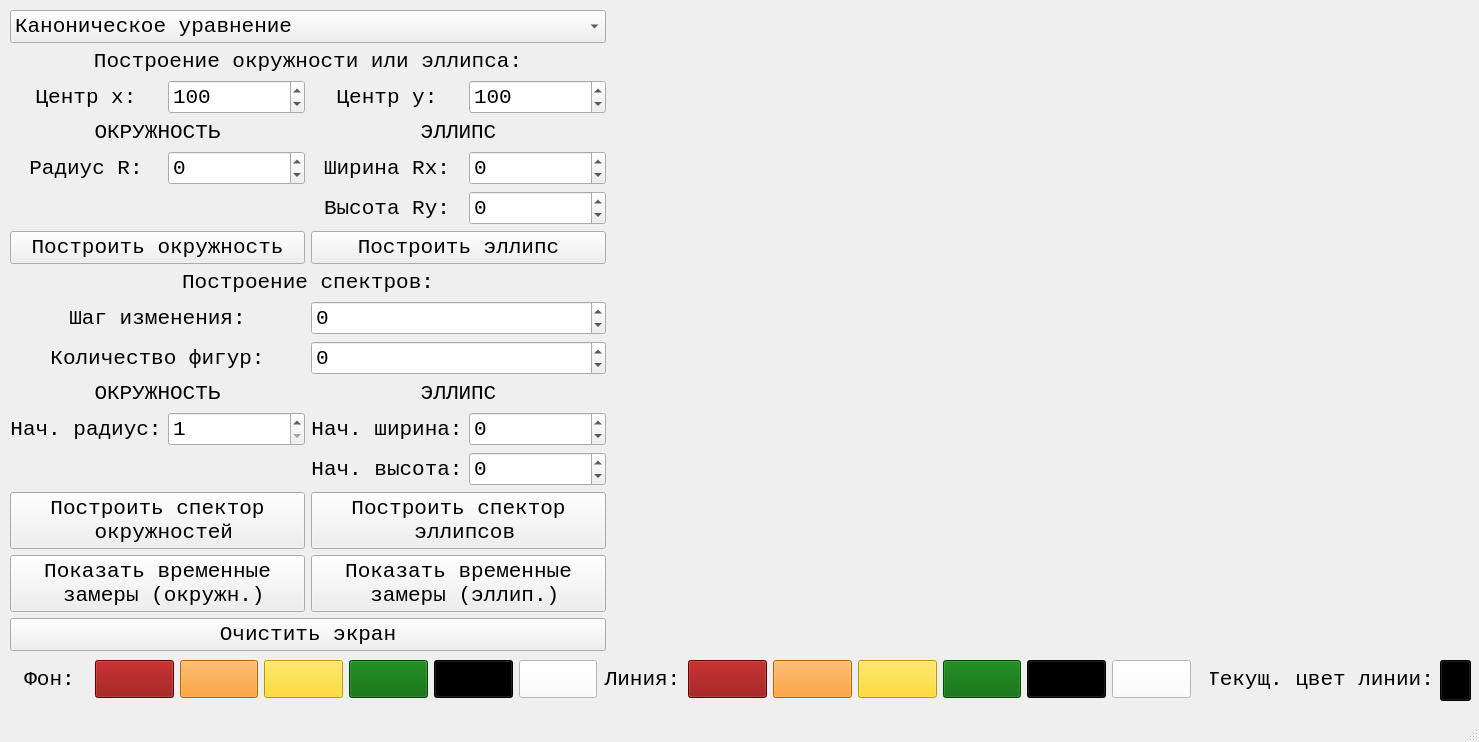
Old version of the form lab_04_cg/mainwindow.ui in the repository 4otis/4sem-computer-graphics.
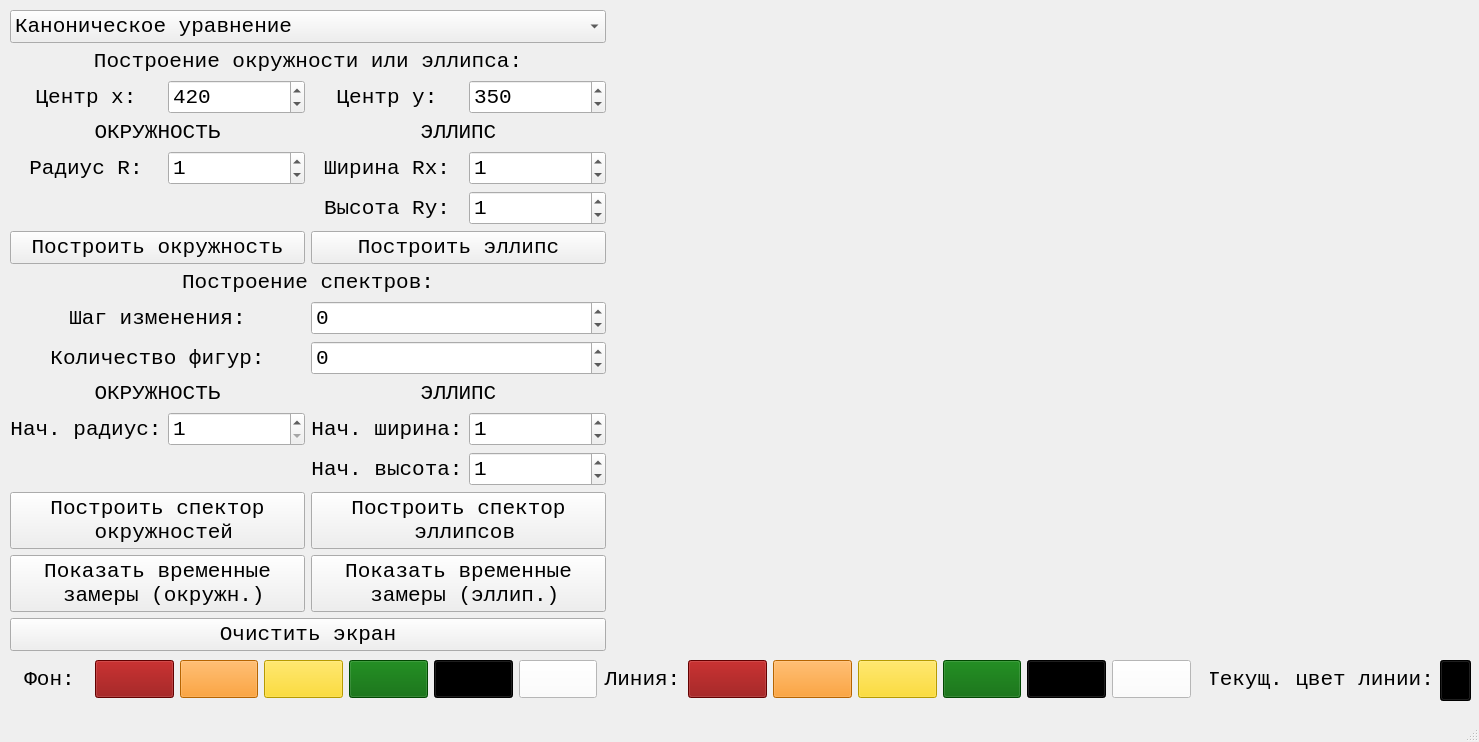
New version of the form. The open tabs and pages were chosen to show the change.

Diff of the .ui file:
```diff
--- a/lab_04_cg/mainwindow.ui
+++ b/lab_04_cg/mainwindow.ui
@@ -177,6 +177,9 @@
        <property name="maximum">
         <double>10000000.000000000000000</double>
        </property>
+       <property name="value">
+        <double>1.000000000000000</double>
+       </property>
       </widget>
      </item>
      <item row="4" column="2">
@@ -234,6 +237,9 @@
        <property name="maximum">
         <double>10000000.000000000000000</double>
        </property>
+       <property name="value">
+        <double>1.000000000000000</double>
+       </property>
       </widget>
      </item>
      <item row="13" column="2" rowspan="2" colspan="2">
@@ -360,7 +366,7 @@
         <double>10000000.000000000000000</double>
        </property>
        <property name="value">
-        <double>100.000000000000000</double>
+        <double>420.000000000000000</double>
        </property>
       </widget>
      </item>
@@ -585,6 +591,9 @@
        <property name="maximum">
         <double>10000000.000000000000000</double>
        </property>
+       <property name="value">
+        <double>1.000000000000000</double>
+       </property>
       </widget>
      </item>
      <item row="10" column="2" colspan="2">
@@ -626,6 +635,9 @@
        <property name="maximum">
         <double>10000000.000000000000000</double>
        </property>
+       <property name="value">
+        <double>1.000000000000000</double>
+       </property>
       </widget>
      </item>
      <item row="16" column="0" colspan="4">
@@ -689,6 +701,9 @@
        <property name="maximum">
         <double>10000000.000000000000000</double>
        </property>
+       <property name="value">
+        <double>1.000000000000000</double>
+       </property>
       </widget>
      </item>
      <item row="2" column="3">
@@ -715,7 +730,7 @@
         <double>10000000.000000000000000</double>
        </property>
        <property name="value">
-        <double>100.000000000000000</double>
+        <double>350.000000000000000</double>
        </property>
       </widget>
      </item>
```
Left out of the diff: 4 changed lines with no effect on the pictures.
